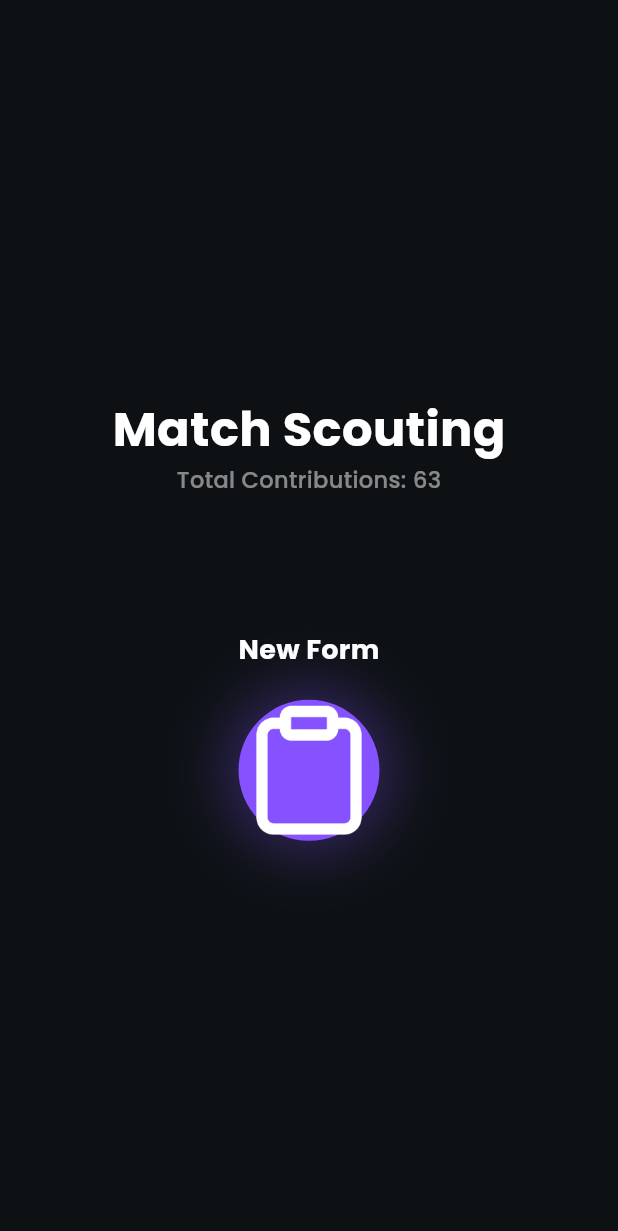
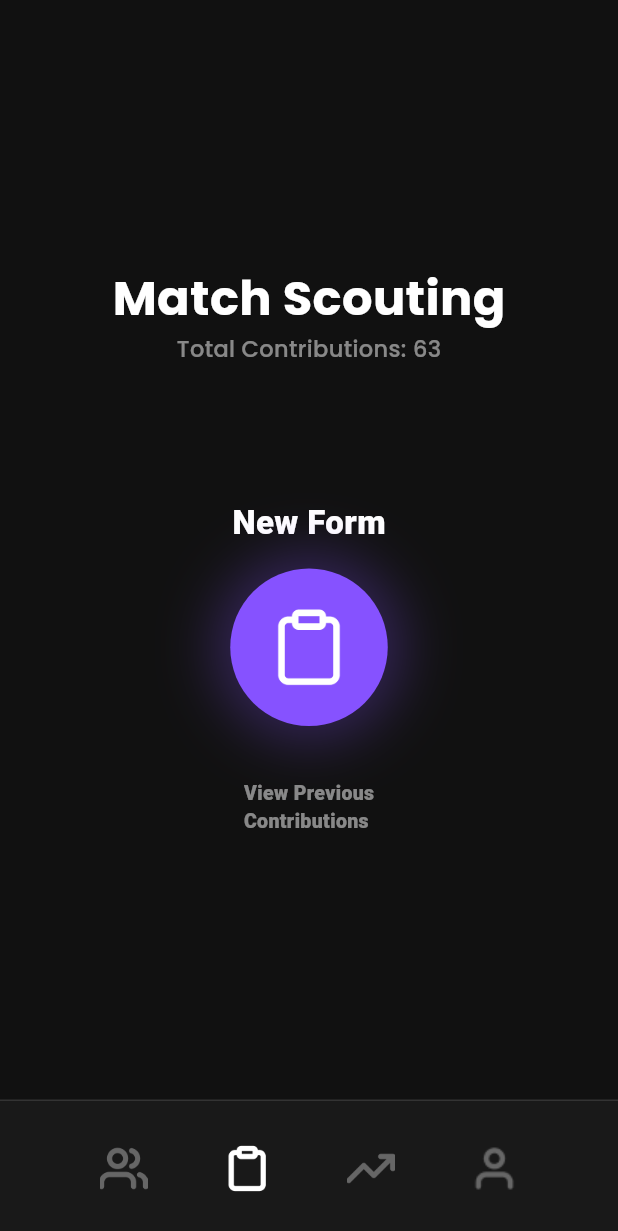
Before and after one commit to nano-maxwell/frc_scouting_app, a Flutter app: the screen it shows after launch, on a phone screen of 412 x 824 dp. Shown: the top 1231 px of the screen. Run offline on Flutter 3.47's test engine with Material 3 defaults, Android fonts, the phone set to English and light mode, and no system bars; Roboto replaces fonts that are missing (SF-Pro).

Commit message:
Added bottom bar

```diff
--- /dev/null
+++ b/lib/elements/bottombar.dart
@@ -0,0 +1,44 @@
+// ignore_for_file: unused_element, unused_field
+
+import 'package:flutter/material.dart';
+
+const Color _bottomBarBackgroundColor = Color(0xff191919);
+const Color _notSelected = Color(0xFF666666);
+
+class BottomBar extends StatefulWidget {
+  const BottomBar({super.key});
+
+  @override
+  State<BottomBar> createState() => _BottomBarState();
+}
+
+class _BottomBarState extends State<BottomBar> {
+  int _selectedIndex = 1;
+
+  void _onItemTapped(int index) {
+    setState(() {
+      _selectedIndex = index;
+    });
+  }
+
+  @override
+  Widget build(BuildContext context) {
+    return Container(
+      decoration: const BoxDecoration(
+        border: Border(top: BorderSide(width: 1, color: Color(0xFF333333)))),
+      child: BottomAppBar(
+        height: 90,
+        color: _bottomBarBackgroundColor,
+        child: Row(
+          mainAxisAlignment: MainAxisAlignment.spaceEvenly,
+          children: [
+            Image.asset('assets/images/teambottombar.png', height: 32, color: _selectedIndex == 0 ? Colors.white : _notSelected),
+            Image.asset('assets/images/clipboardbottombar.png', height: 32, color: _selectedIndex == 1 ? Colors.white : _notSelected),
+            Image.asset('assets/images/statsbottombar.png', height: 32, color: _selectedIndex == 2 ? Colors.white : _notSelected),
+            Image.asset('assets/images/userbottombar.png', height: 32, color: _selectedIndex == 3 ? Colors.white : _notSelected),
+          ],
+        ),
+      ),
+    );
+  }
+}
--- a/lib/main.dart
+++ b/lib/main.dart
@@ -1,5 +1,5 @@
 import 'package:flutter/material.dart';
-import 'scoutingpage.dart';
+import 'screens/scoutingpage.dart';
 
 void main() {
   runApp(const MainApp());
--- /dev/null
+++ b/lib/screens/scoutingpage.dart
@@ -0,0 +1,99 @@
+import 'package:flutter/material.dart';
+import 'package:frc_scouting_app/elements/bottombar.dart';
+import 'package:frc_scouting_app/utils/colors.dart';
+
+class ScoutingPage extends StatelessWidget {
+  const ScoutingPage({super.key});
+
+  @override
+  Widget build(BuildContext context) {
+    return Scaffold(
+      backgroundColor: backgroundColor,
+
+      // Centers all objedcts
+      body: Center(
+
+        // Positions
+        child:
+          Column(
+            mainAxisAlignment: MainAxisAlignment.center,
+            children: [
+
+              // "Match Scouting"
+              const Text(
+                "Match Scouting",
+                style: TextStyle(
+                  color: whiteColor,
+                  fontFamily: 'Poppins',
+                  fontWeight: FontWeight.w700,
+                  fontSize: 32,
+                ),
+              ),
+
+              // Contribution count
+              const Text(
+                "Total Contributions: 63",
+                style: TextStyle(
+                  color: white50Percent,
+                  fontFamily: 'Poppins',
+                  fontWeight: FontWeight.w500,
+                  fontSize: 15,
+                ),
+              ),
+              // Add space after contribution count
+              const SizedBox(height: 90),
+
+              // "New Form"
+              const Text(
+                "New Form",
+                style: TextStyle(
+                  color: whiteColor,
+                  fontFamily: 'SF-Pro',
+                  fontWeight: FontWeight.w900,
+                  fontSize: 22,
+                ),
+              ),
+
+              // The clipboard button in the center.
+              GestureDetector(
+                onTap: (){
+
+                },
+                // Circle
+                child: Container(
+                  padding: const EdgeInsets.all(25),
+                  margin: const EdgeInsets.fromLTRB(0,15,0,35),
+                  decoration: const BoxDecoration(
+                    shape: BoxShape.circle,
+                    color: primaryPurpleColor,
+                    boxShadow: [
+                      BoxShadow(color: purpleShadowColor, blurRadius: 32, spreadRadius: 10),
+                    ]
+                  ),
+                  // Actual clipboard
+                  child: Image.asset(
+                    'assets/images/clipboard.png',
+                    color: whiteColor,
+                    height: 55,
+                  ),
+                ),
+              ),
+
+              // "View Previous Contributions"
+              // Will convert this into a (probably) GestureDetector later
+              const Text(
+                "View Previous\nContributions",
+                style: TextStyle(
+                  color: white50Percent,
+                  fontFamily: 'SF-Pro',
+                  fontWeight: FontWeight.w900,
+                  fontSize: 13,
+                ),
+              ),
+            ]
+          )
+      ),
+      bottomNavigationBar: BottomBar()
+    );
+  }
+}
--- a/lib/utils/colors.dart
+++ b/lib/utils/colors.dart
@@ -4,5 +4,5 @@ import 'package:flutter/material.dart';
 const Color primaryPurpleColor = Color(0xFF8652FF);
 const Color purpleShadowColor = Color(0x4D8652FF);
 const Color whiteColor = Colors.white;
-const Color backgroundColor = Color(0xFF0D1114);
+const Color backgroundColor = Color(0xFF111111);
 const Color white50Percent = Color(0x80FFFFFF);
```
Also changed, not shown: pubspec.yaml (+8 -0 lines), assets/images/clipboardbottombar.png (added), assets/images/statsbottombar.png (added), assets/images/teambottombar.png (added), assets/images/userbottombar.png (added), 1 other file.
